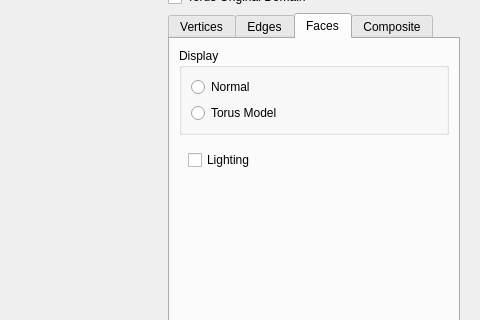
Above: Window.ui from danlipsa/foamvis before the change; both pictures show x 441 to 921 and y 87 to 407 of the 921 by 720 pixel window. Below: the same form after it.
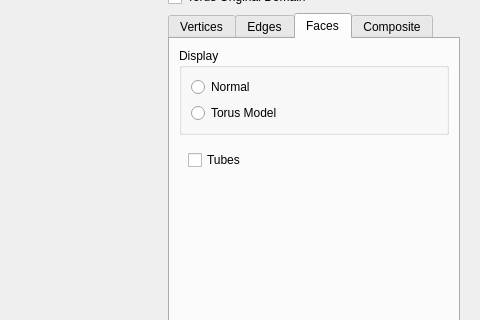
That is the form after the change. The open tabs and pages were chosen to show the change. Custom widgets are drawn as their Qt base class.

```diff
--- a/Window.ui
+++ b/Window.ui
@@ -557,7 +557,7 @@
                  <item>
                   <widget class="QCheckBox" name="checkBoxFacesTorusLighting">
                    <property name="text">
-                    <string>Lighting</string>
+                    <string>Tubes</string>
                    </property>
                   </widget>
                  </item>
```
Left out of the diff: 6 changed lines with no effect on the pictures.
